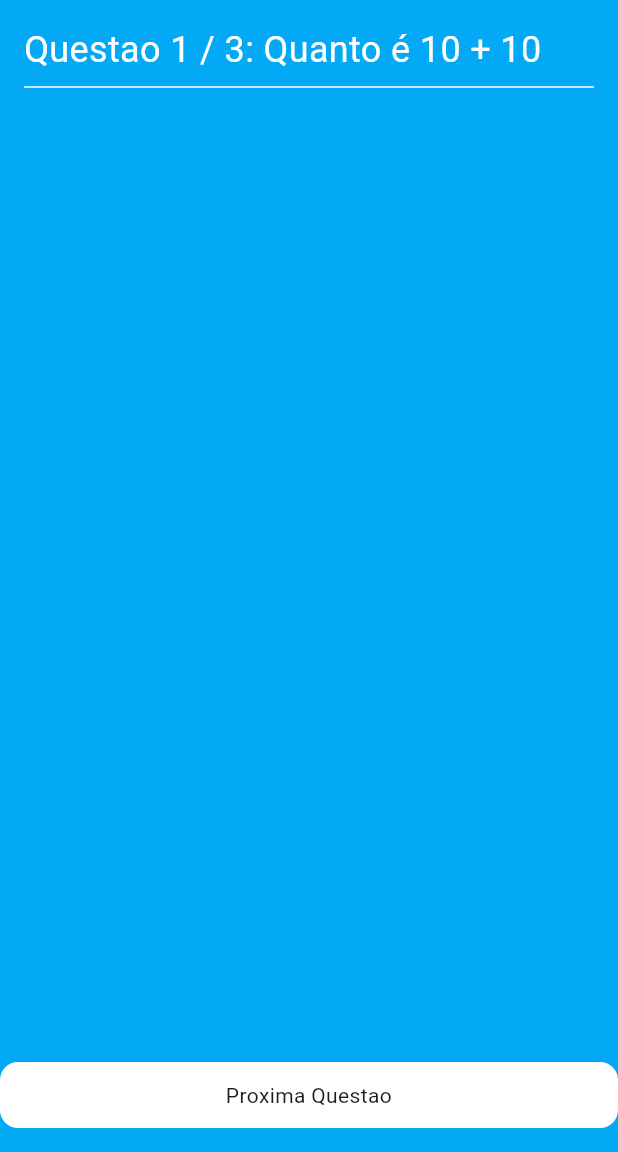
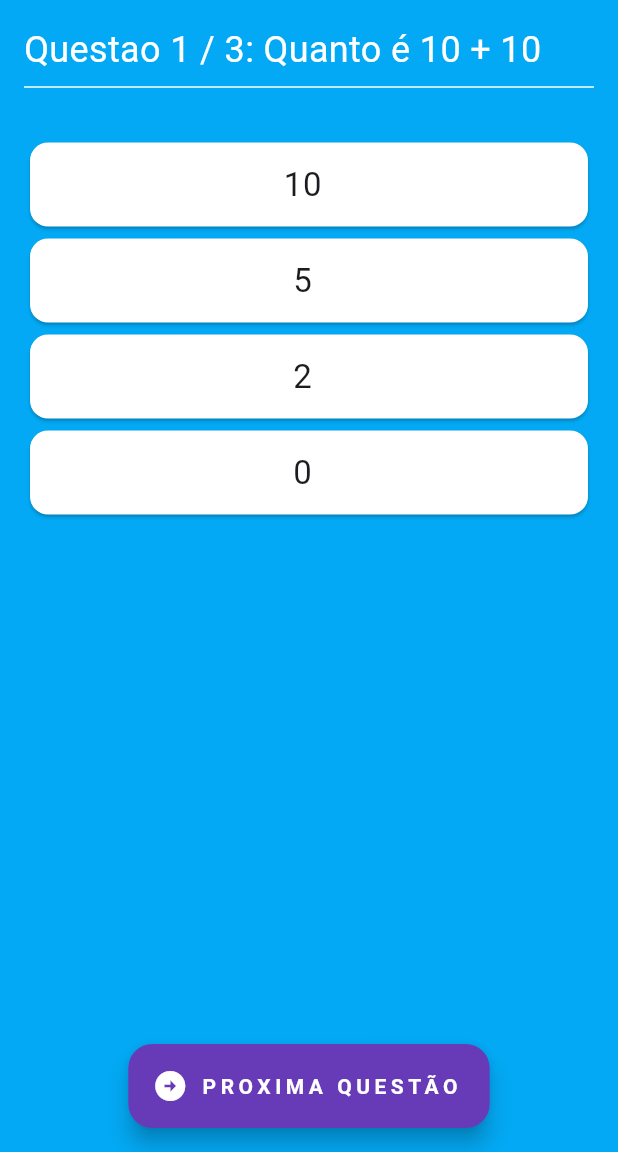
Before and after one commit to jeanPersil/quiz-2.0, a Flutter app: the screen it shows after launch, after a tap on "COMEÇAR!", on a phone screen of 412 x 824 dp, the part 84-1236 px from its top. Run offline on Flutter 3.47's test engine with Material 3 defaults, Android fonts, the phone set to English and light mode, and no system bars.

Commit message:
Adicionando as opcoes de resposta

```diff
--- a/lib/main.dart
+++ b/lib/main.dart
@@ -1,6 +1,6 @@
 import 'package:flutter/material.dart';
 import 'package:quiz/paginas/tela_inicial.dart';
-
+import 'package:quiz/paginas/telaQuizz.dart';
 
 void main() {
   runApp(Myapp());
--- a/lib/paginas/telaQuizz.dart
+++ b/lib/paginas/telaQuizz.dart
@@ -2,6 +2,7 @@ import 'package:flutter/material.dart';
 import 'package:quiz/models/modeloQuestoes.dart';
 import 'package:quiz/widgets/questoes_widgets.dart';
 import 'package:quiz/widgets/botaoNext.dart';
+import 'package:quiz/widgets/opcoes.dart';
 
 class Telaquiz extends StatefulWidget {
   @override
@@ -31,15 +32,28 @@ class _TelaquizState extends State<Telaquiz> {
   ];
 
   int indexQuestao = 0;
+  bool foiPressionado = false;
 
   void proximaQuestao() {
     if (indexQuestao == questoes.length - 1) {
       return;
     } else {
-      setState(() {
-        indexQuestao++;
-      });
+      if (foiPressionado) {
+        setState(() {
+          indexQuestao++;
+          foiPressionado = false;
+        });
+      } else {
+        ScaffoldMessenger.of(context).showSnackBar(SnackBar(
+            content: const Text("Por favor, selecione uma das opcoes acima")));
+      }
     }
+  }
+
+  void escolher_cor() {
+    setState(() {
+      foiPressionado = true;
+    });
   }
 
   @override
@@ -47,7 +61,7 @@ class _TelaquizState extends State<Telaquiz> {
     return Scaffold(
       backgroundColor: Colors.lightBlue,
       appBar: AppBar(
-        title: Text('Quizz'),
+        title: const Text('Quizz'),
       ),
       body: Padding(
         padding: const EdgeInsets.all(16.0),
@@ -59,11 +73,35 @@ class _TelaquizState extends State<Telaquiz> {
                 questoesTotal: questoes.length),
             const Divider(
               color: Colors.white,
-            )
+            ),
+            const SizedBox(height: 25),
+            for (int i = 0; i < questoes[indexQuestao].opcoes.length; i++)
+              Card_de_opcoes(
+                  opcao: questoes[indexQuestao].opcoes.keys.toList()[i],
+                  cor: foiPressionado
+                      ? questoes[indexQuestao].opcoes.values.toList()[i] == true
+                          ? Colors.green
+                          : Colors.red
+                      : Colors.white,
+                  botaoPressionado: escolher_cor),
           ],
         ),
       ),
-      floatingActionButton: Botaonext(proximaQuestao: proximaQuestao),
+      //floatingActionButton: Botaonext(proximaQuestao: proximaQuestao),
+      floatingActionButton: FloatingActionButton.extended(
+          onPressed: proximaQuestao,
+          icon: const Icon(
+            Icons.arrow_circle_right_sharp,
+            color: Colors.white,
+          ),
+          backgroundColor: Colors.deepPurple,
+          label: const Text(
+            "PROXIMA QUESTÃO",
+            style: TextStyle(
+                fontWeight: FontWeight.bold,
+                letterSpacing: 3,
+                color: Colors.white),
+          )),
       floatingActionButtonLocation: FloatingActionButtonLocation.centerFloat,
     );
   }
--- a/lib/paginas/tela_inicial.dart
+++ b/lib/paginas/tela_inicial.dart
@@ -30,10 +30,13 @@ class TelaInicial extends StatelessWidget {
                   MaterialPageRoute(builder: (context) => Telaquiz()),
                 );
               },
-              style: TextButton.styleFrom(backgroundColor: Colors.white),
+              style: TextButton.styleFrom(backgroundColor: Colors.deepPurple),
               child: Text(
                 'COMEÇAR!',
-                style: TextStyle(color: Colors.black, fontSize: 30),
+                style: TextStyle(
+                    fontWeight: FontWeight.bold,
+                    letterSpacing: 3,
+                    color: Colors.white),
               ))
         ],
       )),
--- /dev/null
+++ b/lib/widgets/opcoes.dart
@@ -0,0 +1,29 @@
+import 'package:flutter/material.dart';
+
+class Card_de_opcoes extends StatelessWidget {
+  const Card_de_opcoes(
+      {super.key,
+      required this.opcao,
+      required this.cor,
+      required this.botaoPressionado});
+
+  final String opcao;
+  final Color cor;
+  final VoidCallback botaoPressionado;
+  @override
+  Widget build(BuildContext context) {
+    return GestureDetector(
+      onTap: botaoPressionado,
+      child: Card(
+        color: cor,
+        child: ListTile(
+          title: Text(
+            opcao,
+            style: TextStyle(fontSize: 22),
+            textAlign: TextAlign.center,
+          ),
+        ),
+      ),
+    );
+  }
+}
```
